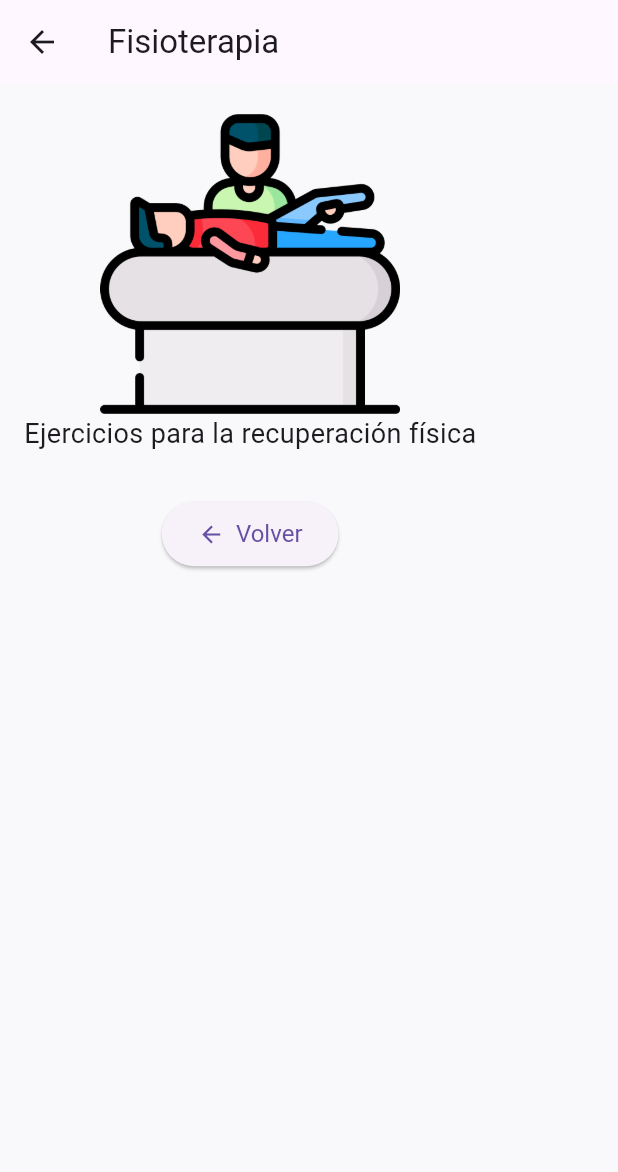
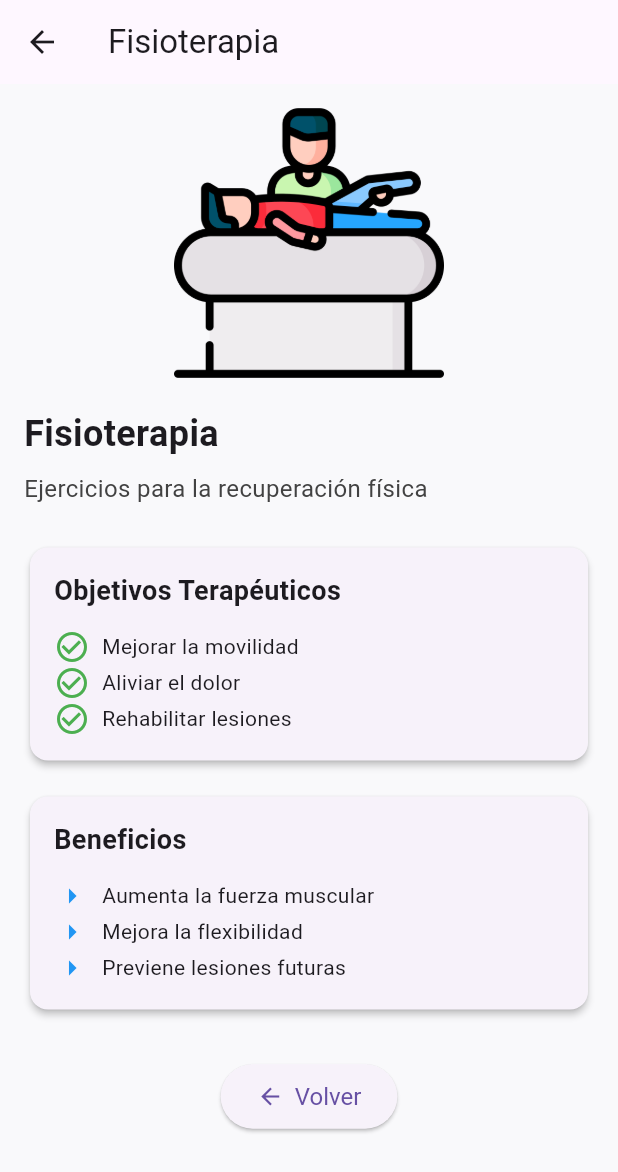
Before and after one commit to CodingAce99/app-rehabilitacion-hector, a Flutter app: the TerapiasScreen screen opened directly, after a tap on "Fisioterapia", on a phone screen of 412 x 824 dp. Shown: the top 1172 px of the screen. Run offline on Flutter 3.47's test engine with Material 3 defaults, Android fonts, the light colour scheme and no system bars; our stand-ins replace fl_chart, image_picker, shared_preferences, youtube_player_flutter; accounts and stored records are empty.

Commit message:
Añadida nueva estructura de datos para la clase Terapia, incluyendo objetivos y beneficios. Actualizada la pantalla de detalle de terapia para mostrar estos nuevos campos. También se han agregado datos de ejemplo en la pantalla de terapias.

```diff
--- a/lib/models/terapia.dart
+++ b/lib/models/terapia.dart
@@ -1,11 +1,15 @@
 class Terapia {
-  final String titulo;
-  final String descripcion;
-  final String assetImage;
+  final String titulo; // Título principal
+  final String descripcion; // Texto largo explicativo
+  final String assetImage; // Ruta al asset local (imagen PNG o SVG)
+  final List<String> objetivos; // Lista de objetivos terapéuticos
+  final List<String> beneficios; // Lista de beneficios o resultados
 
   Terapia({
     required this.titulo,
     required this.descripcion,
     required this.assetImage,
+    required this.objetivos,
+    required this.beneficios,
   });
 }
--- a/lib/screens/detalle_terapia_screen.dart
+++ b/lib/screens/detalle_terapia_screen.dart
@@ -2,8 +2,10 @@ import 'package:flutter/material.dart';
 import '../models/terapia.dart';
 
 class DetalleTerapiaScreen extends StatelessWidget {
+  // Creamos una variable final para almacenar la terapia seleccionada.
   final Terapia terapia;
 
+  // Constructor de la clase DetalleTerapiasScreen
   const DetalleTerapiaScreen({Key? key, required this.terapia})
     : super(key: key);
 
@@ -11,22 +13,119 @@ class DetalleTerapiaScreen extends StatelessWidget {
   Widget build(BuildContext context) {
     return Scaffold(
       appBar: AppBar(title: Text(terapia.titulo)),
+      // Usamos SingleChildScrollView para evitar el desbordamiento vertical.
       body: SingleChildScrollView(
+        padding: const EdgeInsets.all(16),
         child: Column(
+          crossAxisAlignment: CrossAxisAlignment.start,
           children: [
-            SizedBox(height: 20),
-            Image.asset(terapia.assetImage, width: 200, height: 200),
-            Padding(
-              padding: EdgeInsets.symmetric(horizontal: 16),
-              child: Text(terapia.descripcion, style: TextStyle(fontSize: 18)),
+            // Aquí iran los bloques siguientes:
+
+            // Imagen de la terapia
+
+            /*
+            ClipRRect da esquinas redondeadas. fit: BoxFit.cover
+            para que la imagen ocupe todo el espacio disponible.
+            */
+            ClipRRect(
+              borderRadius: BorderRadius.circular(12),
+              child: Image.asset(
+                terapia.assetImage,
+                width: double.infinity,
+                height: 180,
+                fit: BoxFit.contain,
               ),
+            ),
+            const SizedBox(height: 20),
+            // Título y descripción de la terapia
+            Text(
+              terapia.titulo,
+              style: TextStyle(fontSize: 24, fontWeight: FontWeight.bold),
+            ),
+            const SizedBox(height: 8),
 
-            // Botón volver
-            SizedBox(height: 30),
-            ElevatedButton.icon(
-              onPressed: () {
-                Navigator.pop(context);
-              },
+            Text(
+              terapia.descripcion,
+              style: TextStyle(fontSize: 16, color: Colors.grey[800]),
+            ),
+            const SizedBox(height: 24),
+
+            // Objetivos terapeuticos con Card
+            Card(
+              elevation: 2,
+              shape: RoundedRectangleBorder(
+                borderRadius: BorderRadius.circular(12),
+              ),
+              child: Padding(
+                padding: const EdgeInsets.all(16),
+                child: Column(
+                  crossAxisAlignment: CrossAxisAlignment.start,
+                  children: [
+                    Text(
+                      'Objetivos Terapéuticos',
+                      style: TextStyle(
+                        fontSize: 18,
+                        fontWeight: FontWeight.w600,
+                      ),
+                    ),
+                    const SizedBox(height: 12),
+                    /*
+                    Usamos .map() para recorrer la lista de objetivos
+                    y crear un widget Row para cada uno.
+                    */
+                    ...terapia.objetivos.map(
+                      (objetivo) => Row(
+                        children: [
+                          Icon(Icons.check_circle_outline, color: Colors.green),
+                          const SizedBox(width: 8),
+                          Expanded(child: Text(objetivo)),
+                        ],
+                      ),
+                    ),
+                  ],
+                ),
+              ),
+            ),
+            const SizedBox(height: 16),
+
+            // Beneficios con Card
+            Card(
+              elevation: 2,
+              shape: RoundedRectangleBorder(
+                borderRadius: BorderRadius.circular(12),
+              ),
+              child: Padding(
+                padding: const EdgeInsets.all(16),
+                child: Column(
+                  crossAxisAlignment: CrossAxisAlignment.start,
+                  children: [
+                    Text(
+                      'Beneficios',
+                      style: TextStyle(
+                        fontSize: 18,
+                        fontWeight: FontWeight.w600,
+                      ),
+                    ),
+                    const SizedBox(height: 12),
+                    ...terapia.beneficios.map(
+                      (beneficio) => Row(
+                        children: [
+                          Icon(Icons.arrow_right, color: Colors.blue),
+                          const SizedBox(width: 8),
+                          Expanded(child: Text(beneficio)),
+                        ],
+                      ),
+                    ),
+                  ],
+                ),
+              ),
+            ),
+            const SizedBox(height: 30),
+
+            // Botón de para volver
+            Center(
+              child: ElevatedButton.icon(
+                onPressed: () => Navigator.pop(context),
                 icon: Icon(Icons.arrow_back),
                 label: Text('Volver'),
                 style: ElevatedButton.styleFrom(
@@ -34,7 +133,7 @@ class DetalleTerapiaScreen extends StatelessWidget {
                   textStyle: TextStyle(fontSize: 16),
                 ),
               ),
-            //Se puede añadir mas contenido aquí, como enlaces o videos
+            ),
           ],
         ),
       ),
--- a/lib/screens/terapias_screen.dart
+++ b/lib/screens/terapias_screen.dart
@@ -21,26 +21,76 @@ class _TerapiasScreenState extends State<TerapiasScreen>
       titulo: 'Fisioterapia',
       descripcion: 'Ejercicios para la recuperación física',
       assetImage: 'assets/images/fisioterapia_icon.png',
+      objetivos: [
+        'Mejorar la movilidad',
+        'Aliviar el dolor',
+        'Rehabilitar lesiones',
+      ],
+      beneficios: [
+        'Aumenta la fuerza muscular',
+        'Mejora la flexibilidad',
+        'Previene lesiones futuras',
+      ],
     ),
     Terapia(
       titulo: 'Logopedia',
       descripcion: 'Mejora la comunicación y el lenguaje',
       assetImage: 'assets/images/logopedia_icon.png',
+      objetivos: [
+        'Desarrollar habilidades de habla',
+        'Mejorar la comprensión del lenguaje',
+        'Aumentar la confianza al comunicarse',
+      ],
+      beneficios: [
+        'Facilita la interacción social',
+        'Aumenta la autoestima',
+        'Mejora la calidad de vida',
+      ],
     ),
     Terapia(
       titulo: 'Ortopedia',
       descripcion: 'Ayuda a corregir lesiones',
       assetImage: 'assets/images/ortopedia_icon.png',
+      objetivos: [
+        'Corregir deformidades',
+        'Aliviar el dolor',
+        'Mejorar la función física',
+      ],
+      beneficios: [
+        'Aumenta la movilidad',
+        'Previene complicaciones',
+        'Mejora la calidad de vida',
+      ],
     ),
     Terapia(
       titulo: 'Psicología',
       descripcion: 'Apoyo emocional y mental',
       assetImage: 'assets/images/psicologia_icon.png',
+      objetivos: [
+        'Mejorar la salud mental',
+        'Desarrollar habilidades de afrontamiento',
+        'Aumentar la autoestima',
+      ],
+      beneficios: [
+        'Reduce la ansiedad y el estrés',
+        'Mejora las relaciones interpersonales',
+        'Aumenta la calidad de vida',
+      ],
     ),
     Terapia(
       titulo: 'Terapia Ocupacional',
       descripcion: 'Mejora la calidad de vida',
       assetImage: 'assets/images/terapia_ocupacional_icon.png',
+      objetivos: [
+        'Desarrollar habilidades para la vida diaria',
+        'Mejorar la independencia',
+        'Aumentar la participación en actividades significativas',
+      ],
+      beneficios: [
+        'Aumenta la autoestima',
+        'Mejora la calidad de vida',
+        'Facilita la reintegración social',
+      ],
     ),
     // Agregar más terapias según sea necesario.
   ];
```
Also changed, not shown: 3 other files. Lines whose indentation alone changed are shown as unchanged.
